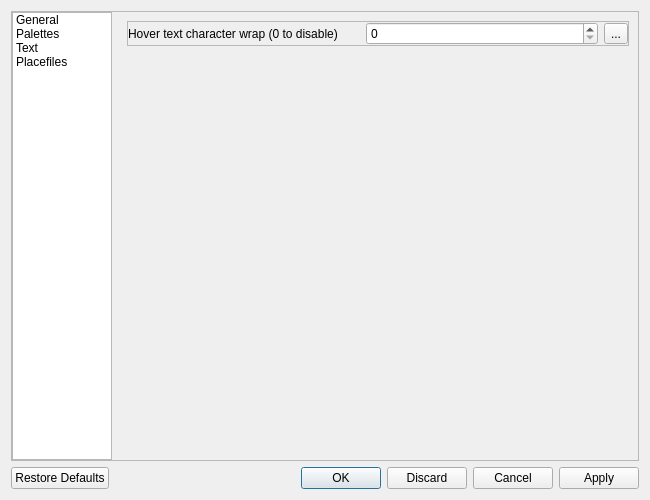
dpaulat/supercell-wx, file scwx-qt/source/scwx/qt/ui/settings_dialog.ui: the form before one commit.
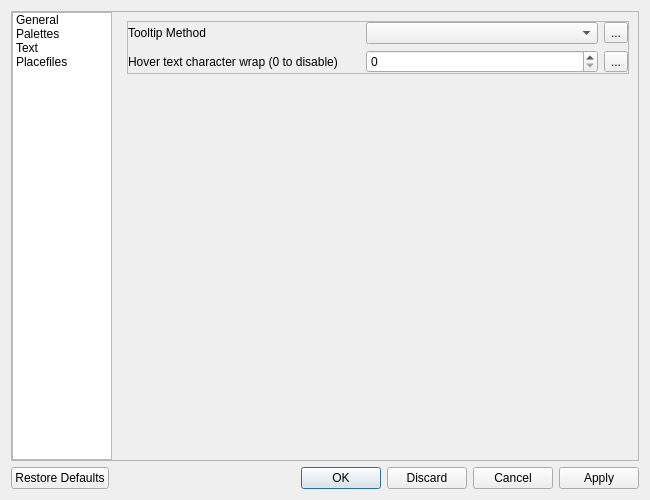
The form after the commit. The open tabs and pages were chosen to show the change. Icons and pictures are not drawn.

Commit message: Add tooltip method to settings

Patch:
```diff
--- a/scwx-qt/source/scwx/qt/ui/settings_dialog.ui
+++ b/scwx-qt/source/scwx/qt/ui/settings_dialog.ui
@@ -459,21 +459,21 @@
              <property name="bottomMargin">
               <number>0</number>
              </property>
-             <item row="0" column="0">
+             <item row="1" column="0">
               <widget class="QLabel" name="label_8">
                <property name="text">
                 <string>Hover text character wrap (0 to disable)</string>
                </property>
               </widget>
              </item>
-             <item row="0" column="1">
+             <item row="1" column="1">
               <widget class="QSpinBox" name="hoverTextWrapSpinBox">
                <property name="maximum">
                 <number>999</number>
                </property>
               </widget>
              </item>
-             <item row="0" column="2">
+             <item row="1" column="2">
               <widget class="QToolButton" name="resetHoverTextWrapButton">
                <property name="text">
                 <string>...</string>
@@ -484,6 +484,27 @@
                </property>
               </widget>
              </item>
+             <item row="0" column="0">
+              <widget class="QLabel" name="label_9">
+               <property name="text">
+                <string>Tooltip Method</string>
+               </property>
+              </widget>
+             </item>
+             <item row="0" column="1">
+              <widget class="QComboBox" name="tooltipMethodComboBox"/>
+             </item>
+             <item row="0" column="2">
+              <widget class="QToolButton" name="resetTooltipMethodButton">
+               <property name="text">
+                <string>...</string>
+               </property>
+               <property name="icon">
+                <iconset resource="../../../../scwx-qt.qrc">
+                 <normaloff>:/res/icons/font-awesome-6/rotate-left-solid.svg</normaloff>:/res/icons/font-awesome-6/rotate-left-solid.svg</iconset>
+               </property>
+              </widget>
+             </item>
             </layout>
            </widget>
           </item>
```
The commit also changes 7 other files.
